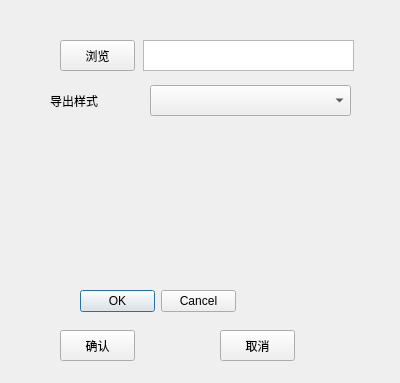
First picture: the form in exportbookdialog.ui, repository hclspring/AssetTableManager, before the edit.
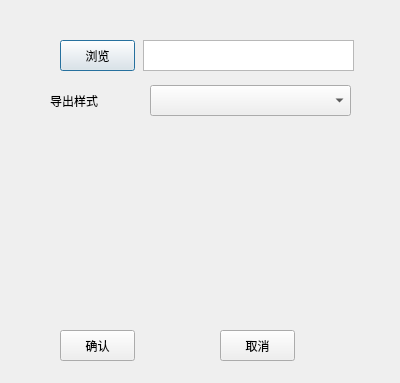
Second picture: the form after the edit.

```diff
--- a/exportbookdialog.ui
+++ b/exportbookdialog.ui
@@ -88,19 +88,6 @@
     <string>导出样式</string>
    </property>
   </widget>
-  <widget class="QDialogButtonBox" name="buttonBox">
-   <property name="geometry">
-    <rect>
-     <x>80</x>
-     <y>290</y>
-     <width>156</width>
-     <height>23</height>
-    </rect>
-   </property>
-   <property name="standardButtons">
-    <set>QDialogButtonBox::Cancel|QDialogButtonBox::Ok</set>
-   </property>
-  </widget>
  </widget>
  <resources/>
  <connections/>
```
Left out of the diff: 2 changed lines with no effect on the pictures.
